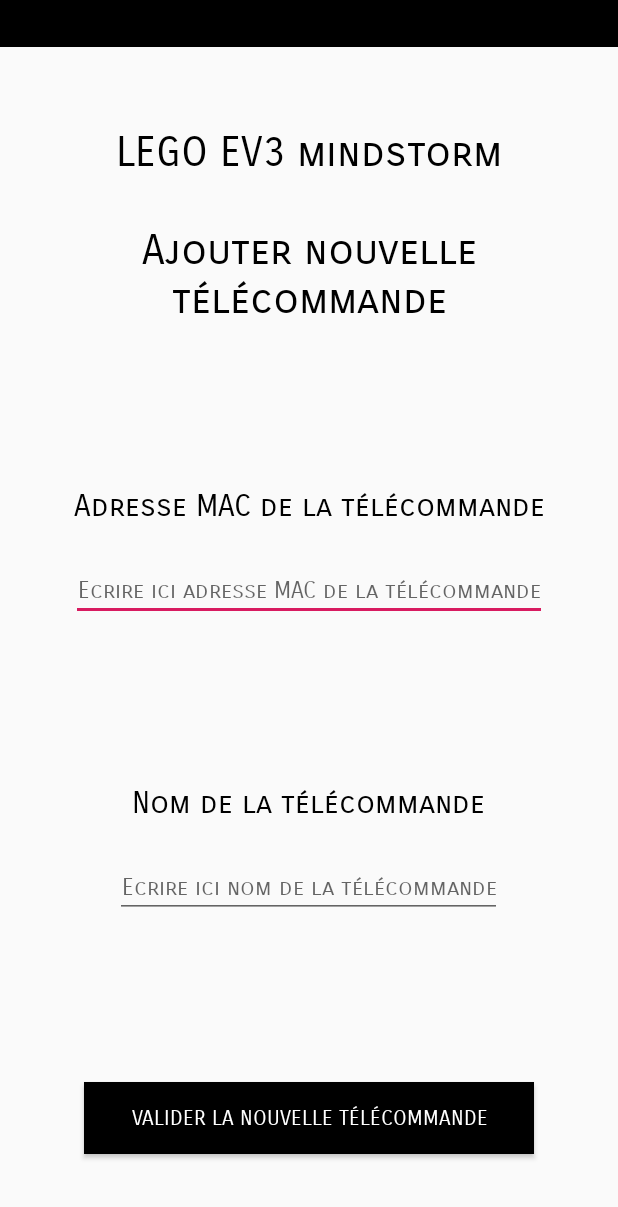
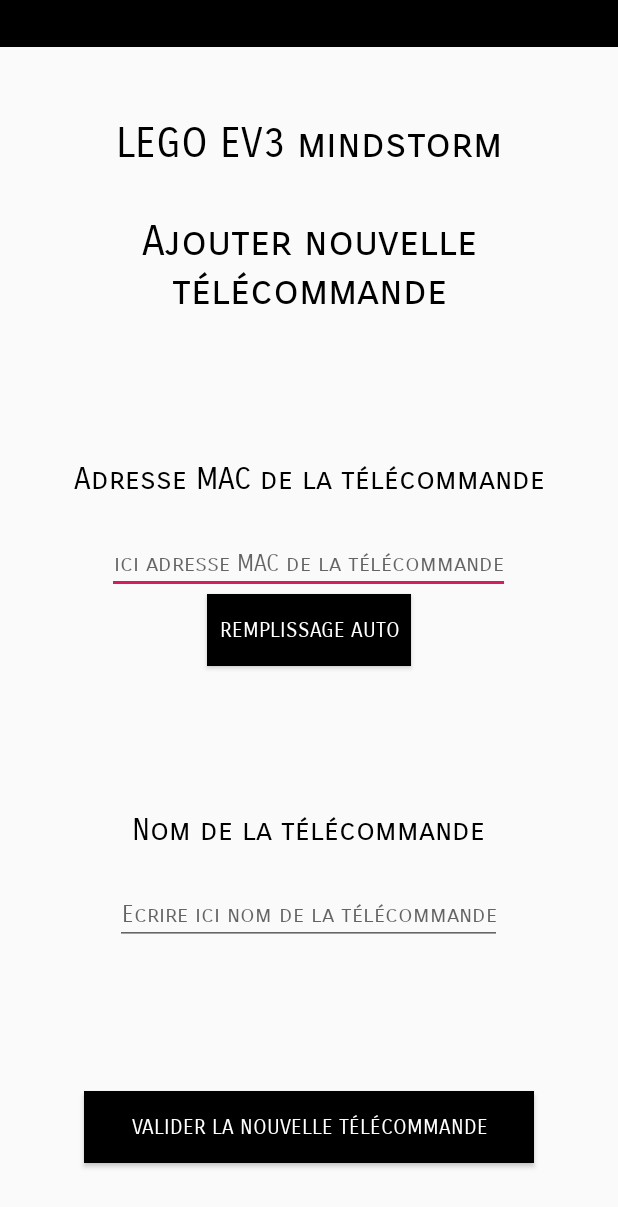
Before and after one commit to FrancoisChv/POC, an Android app: the AjoutTelActivity screen opened directly, with no data from a screen before it, on a phone screen of 412 x 824 dp. Shown: the top 1207 px of the screen. Run offline under Robolectric (Android 15) with nearby library versions, the phone set to English and light mode, and no system bars.

Commit message:
ajout du bouton "remplissage auto"

```diff
--- a/app/src/main/res/layout/activity_ajout_tel.xml
+++ b/app/src/main/res/layout/activity_ajout_tel.xml
@@ -43,23 +43,32 @@
         <TextView
             android:layout_width="wrap_content"
             android:layout_height="wrap_content"
-            android:textSize="20dp"
-            android:textColor="#000000"
-            android:textAlignment="center"
             android:fontFamily="sans-serif-smallcaps"
             android:text="Adresse MAC de la télécommande\n"
-            />
+            android:textAlignment="center"
+            android:textColor="#000000"
+            android:textSize="20dp" />
 
         <EditText
             android:layout_width="wrap_content"
             android:layout_height="wrap_content"
-            android:hint="Ecrire ici adresse MAC de la télécommande"
+            android:hint="ici adresse MAC de la télécommande"
             android:fontFamily="sans-serif-smallcaps"
             android:textColor="#000000"
             android:textSize="15dp"
             android:layout_gravity="center"
             android:textAlignment="center"
             android:inputType="number"/>
+
+        <Button
+            android:layout_height="wrap_content"
+            android:layout_width="wrap_content"
+            android:layout_gravity="center"
+            android:textColor="@android:color/white"
+            android:fontFamily="sans-serif-smallcaps"
+            android:text="  Remplissage auto  "
+            android:background="#000000"
+            android:textAlignment="center" />
 
     </LinearLayout>
 
```
Also changed, not shown: app/src/main/res/layout/activity_menu.xml (+18 -0 lines).
